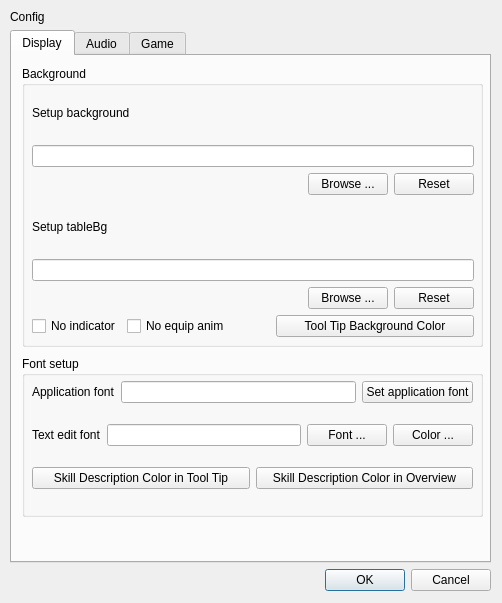
Qt form src/dialog/configdialog.ui (NijigenDevs/QSanguosha-For-Saimoe) before a commit.
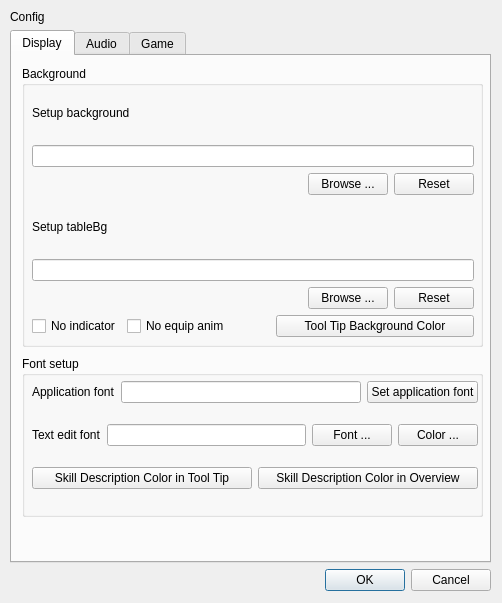
The same form after that commit.

Patch:
```diff
--- a/src/dialog/configdialog.ui
+++ b/src/dialog/configdialog.ui
@@ -255,7 +255,7 @@
           <rect>
            <x>10</x>
            <y>10</y>
-           <width>441</width>
+           <width>446</width>
            <height>141</height>
           </rect>
          </property>
```
Left out of the diff: 2 changed lines with no effect on the pictures.
